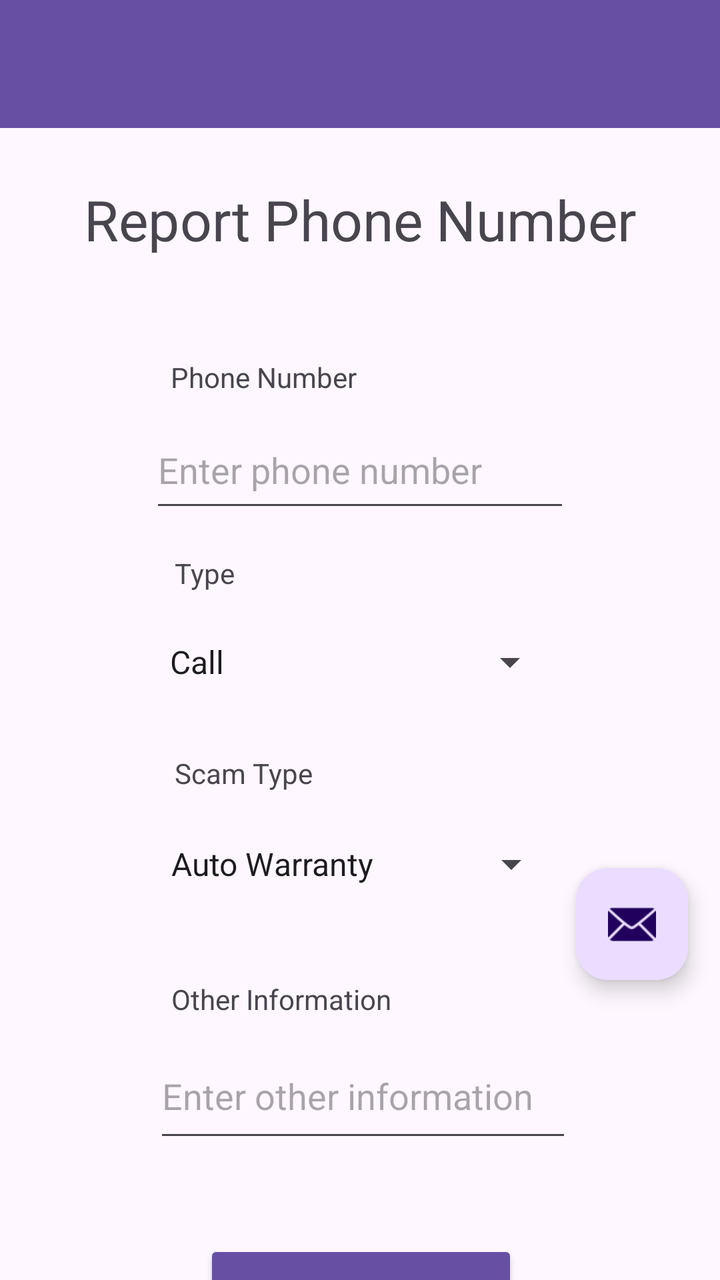
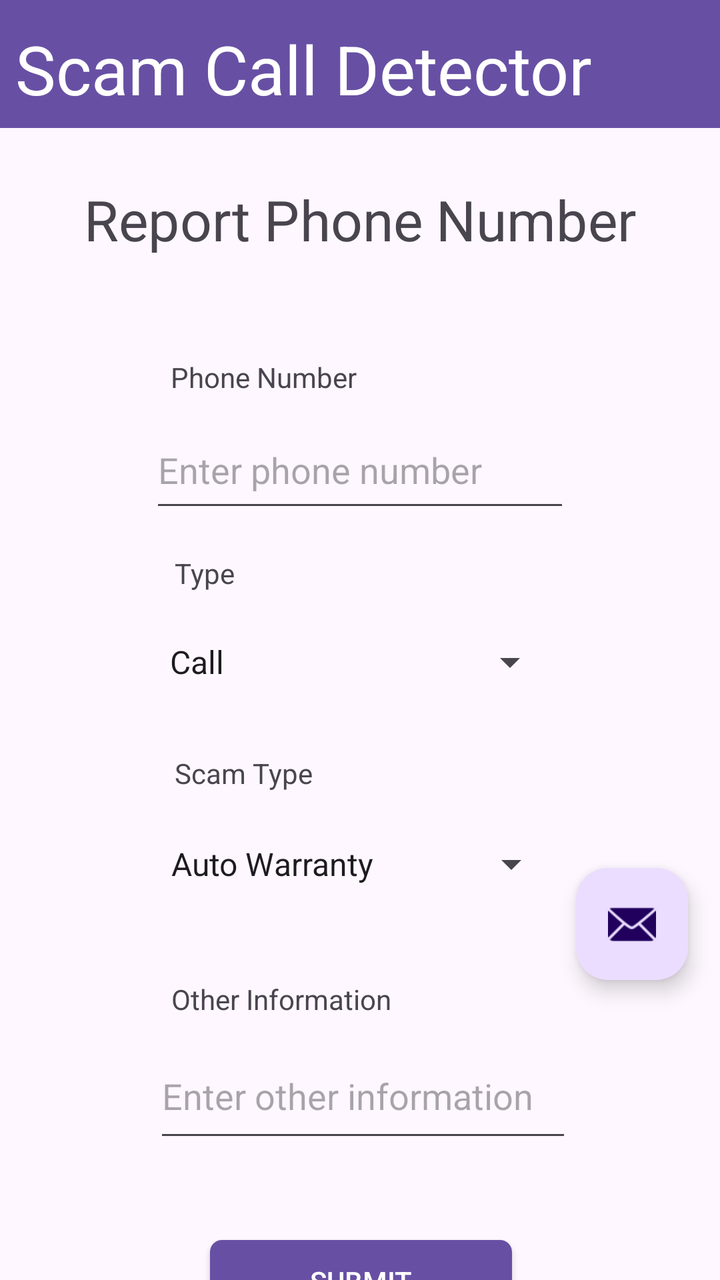

Compare the two renders of this Android layout. The source of the first and the diff that turns it into the second are given below.
<!-- AndroidManifest.xml: application theme Theme.ScamCallDetector -->
<!-- res/layout/activity_report_phone_number.xml -->
<?xml version="1.0" encoding="utf-8"?>
<androidx.constraintlayout.widget.ConstraintLayout xmlns:android="http://schemas.android.com/apk/res/android"
    xmlns:app="http://schemas.android.com/apk/res-auto"
    xmlns:tools="http://schemas.android.com/tools"
    android:id="@+id/main"
    android:layout_width="match_parent"
    android:layout_height="match_parent"
    tools:context=".ReportPhoneNumber">

    <include layout="@layout/nav_bars" />

    <androidx.constraintlayout.widget.ConstraintLayout
        android:layout_width="match_parent"
        android:layout_height="match_parent"
        tools:layout_editor_absoluteX="16dp"
        tools:layout_editor_absoluteY="-16dp">

        <EditText
            android:id="@+id/phone_number"
            android:layout_width="210dp"
            android:layout_height="55dp"
            android:layout_marginTop="8dp"
            android:ems="10"
            android:hint="@string/enter_phone"
            android:inputType="phone"
            app:layout_constraintEnd_toEndOf="parent"
            app:layout_constraintStart_toStartOf="parent"
            app:layout_constraintTop_toBottomOf="@+id/textView" />

        <EditText
            android:id="@+id/other_information"
            android:layout_width="209dp"
            android:layout_height="59dp"
            android:layout_marginTop="8dp"
            android:ems="10"
            android:hint="@string/enter_info"
            android:inputType="text|textLongMessage"
            app:layout_constraintEnd_toEndOf="parent"
            app:layout_constraintHorizontal_bias="0.509"
            app:layout_constraintStart_toStartOf="parent"
            app:layout_constraintTop_toBottomOf="@+id/textView3" />

        <TextView
            android:id="@+id/textView"
            android:layout_width="wrap_content"
            android:layout_height="wrap_content"
            android:layout_marginTop="60dp"
            android:layout_marginBottom="8dp"
            android:text="@string/phone_number"
            app:layout_constraintBottom_toTopOf="@+id/phone_number"
            app:layout_constraintEnd_toEndOf="parent"
            app:layout_constraintHorizontal_bias="0.32"
            app:layout_constraintStart_toStartOf="parent"
            app:layout_constraintTop_toBottomOf="@+id/textView4" />

        <TextView
            android:id="@+id/textView3"
            android:layout_width="wrap_content"
            android:layout_height="wrap_content"
            android:layout_marginTop="17dp"
            android:text="@string/other_information"
            app:layout_constraintBottom_toTopOf="@+id/other_information"
            app:layout_constraintEnd_toEndOf="parent"
            app:layout_constraintHorizontal_bias="0.342"
            app:layout_constraintStart_toStartOf="parent"
            app:layout_constraintTop_toBottomOf="@+id/scam_type" />

        <Spinner
            android:id="@+id/scam_type"
            android:layout_width="202dp"
            android:layout_height="48dp"
            android:layout_marginTop="12dp"
            android:layout_marginBottom="17dp"
            android:entries="@array/ScamTypes"
            android:spinnerMode="dropdown"
            app:layout_constraintBottom_toTopOf="@+id/textView3"
            app:layout_constraintEnd_toEndOf="parent"
            app:layout_constraintHorizontal_bias="0.492"
            app:layout_constraintStart_toStartOf="parent"
            app:layout_constraintTop_toBottomOf="@+id/textView2"
            app:layout_constraintVertical_bias="0.41000003" />

        <Spinner
            android:id="@+id/number_type"
            android:layout_width="202dp"
            android:layout_height="48dp"
            android:layout_marginTop="8dp"
            android:layout_marginBottom="132dp"
            android:entries="@array/NumberType"
            android:spinnerMode="dropdown"
            app:layout_constraintBottom_toTopOf="@+id/textView3"
            app:layout_constraintEnd_toEndOf="parent"
            app:layout_constraintHorizontal_bias="0.488"
            app:layout_constraintStart_toStartOf="parent"
            app:layout_constraintTop_toBottomOf="@+id/textView5" />

        <TextView
            android:id="@+id/textView2"
            android:layout_width="wrap_content"
            android:layout_height="wrap_content"
            android:layout_marginTop="81dp"
            android:text="@string/scam_type"
            app:layout_constraintEnd_toEndOf="parent"
            app:layout_constraintHorizontal_bias="0.3"
            app:layout_constraintStart_toStartOf="parent"
            app:layout_constraintTop_toBottomOf="@+id/textView5" />

        <TextView
            android:id="@+id/textView5"
            android:layout_width="wrap_content"
            android:layout_height="wrap_content"
            android:layout_marginTop="16dp"
            android:text="@string/number_type"
            app:layout_constraintEnd_toEndOf="parent"
            app:layout_constraintHorizontal_bias="0.265"
            app:layout_constraintStart_toStartOf="parent"
            app:layout_constraintTop_toBottomOf="@+id/phone_number" />

        <Button
            android:id="@+id/submit_phone"
            style="@style/Widget.AppCompat.Button.Colored"
            android:layout_width="157dp"
            android:layout_height="66dp"
            android:layout_marginStart="128dp"
            android:layout_marginTop="44dp"
            android:layout_marginEnd="127dp"
            android:onClick="@string/go_home"
            android:text="@string/submit"
            app:layout_constraintEnd_toEndOf="parent"
            app:layout_constraintStart_toStartOf="parent"
            app:layout_constraintTop_toBottomOf="@+id/other_information" />

        <TextView
            android:id="@+id/textView4"
            android:layout_width="wrap_content"
            android:layout_height="wrap_content"
            android:layout_marginTop="100dp"
            android:scaleX="2"
            android:scaleY="2"
            android:text="Report Phone Number"
            app:layout_constraintBottom_toTopOf="@+id/textView"
            app:layout_constraintEnd_toEndOf="parent"
            app:layout_constraintStart_toStartOf="parent"
            app:layout_constraintTop_toTopOf="parent"
            app:layout_constraintVertical_bias="0.76" />

        <com.google.android.material.floatingactionbutton.FloatingActionButton
            android:id="@+id/fab"
            android:layout_width="wrap_content"
            android:layout_height="wrap_content"
            android:layout_gravity="bottom|end"
            android:layout_marginEnd="@dimen/fab_margin"
            android:layout_marginBottom="150dp"
            app:layout_constraintBottom_toBottomOf="parent"
            app:layout_constraintEnd_toEndOf="parent"
            app:srcCompat="@android:drawable/ic_dialog_email" />

    </androidx.constraintlayout.widget.ConstraintLayout>
</androidx.constraintlayout.widget.ConstraintLayout>
<!-- res/layout/nav_bars.xml (included above) -->
<?xml version="1.0" encoding="utf-8"?>
<androidx.constraintlayout.widget.ConstraintLayout xmlns:android="http://schemas.android.com/apk/res/android"
    xmlns:app="http://schemas.android.com/apk/res-auto"
    xmlns:tools="http://schemas.android.com/tools"
    android:layout_width="match_parent"
    android:layout_height="match_parent">

    <androidx.appcompat.widget.Toolbar
        android:id="@+id/toolbar3"
        android:layout_width="match_parent"
        android:layout_height="wrap_content"
        android:background="?attr/colorPrimary"
        android:minHeight="?attr/actionBarSize"
        android:theme="?attr/actionBarTheme"
        app:layout_constraintBottom_toBottomOf="parent"
        app:layout_constraintEnd_toEndOf="parent"
        app:layout_constraintHorizontal_bias="1.0"
        app:layout_constraintStart_toStartOf="parent"
        app:layout_constraintTop_toTopOf="parent"
        app:layout_constraintVertical_bias="0.0" />

    <com.google.android.material.bottomnavigation.BottomNavigationView
        android:id="@+id/bottomNavigationView"
        android:layout_width="match_parent"
        android:layout_height="wrap_content"
        android:layout_marginTop="586dp"
        app:labelVisibilityMode="labeled"
        app:layout_constraintBottom_toBottomOf="parent"
        app:layout_constraintEnd_toEndOf="parent"
        app:layout_constraintHorizontal_bias="0.0"
        app:layout_constraintStart_toStartOf="parent"
        app:layout_constraintTop_toBottomOf="@+id/toolbar3"
        app:layout_constraintVertical_bias="1.0"
        app:menu="@menu/menu_scam_call" />

</androidx.constraintlayout.widget.ConstraintLayout>
<!-- resources referenced by this layout -->
<resources>
  <string-array name="NumberType">
          <item>Call</item>
          <item>Text</item>
      </string-array>
  <string-array name="ScamTypes">
          <item>Auto Warranty</item>
          <item>Bank</item>
          <item>"Can You Hear Me"</item>
          <item>Charity</item>
          <item>Discount</item>
          <item>Family Emergency</item>
          <item>Health/Life Insurance</item>
          <item>Identity Theft</item>
          <item>Neighbor Spoofing</item>
          <item>Phishing</item>
          <item>Political</item>
          <item>Requesting Money</item>
          <item>Social Security Number</item>
          <item>Tech Support</item>
          <item>Voicemail</item>
          <item>Other</item>
      </string-array>
  <dimen name="fab_margin">16dp</dimen>
  <string name="enter_info">Enter other information</string>
  <string name="enter_phone">Enter phone number</string>
  <string name="go_home">Home</string>
  <string name="number_type">Type</string>
  <string name="other_information">Other Information</string>
  <string name="phone_number">Phone Number</string>
  <string name="scam_type">Scam Type</string>
  <string name="submit">Submit</string>
  <style name="Theme.ScamCallDetector" parent="Base.Theme.ScamCallDetector" />
  <style name="Base.Theme.ScamCallDetector" parent="Theme.Material3.DayNight.NoActionBar">
          
          
      </style>
</resources>

<!-- the commit's change to res/layout/activity_report_phone_number.xml (unified diff, before → after) -->
@@ -119,11 +119,12 @@
         <Button
             android:id="@+id/submit_phone"
             style="@style/Widget.AppCompat.Button.Colored"
-            android:layout_width="157dp"
-            android:layout_height="66dp"
+            android:layout_width="151dp"
+            android:layout_height="41dp"
             android:layout_marginStart="128dp"
             android:layout_marginTop="44dp"
             android:layout_marginEnd="127dp"
+            android:background="@drawable/button_background"
             android:onClick="@string/go_home"
             android:text="@string/submit"
             app:layout_constraintEnd_toEndOf="parent"
@@ -193,4 +194,18 @@
         app:layout_constraintVertical_bias="1.0"
         app:menu="@menu/menu_scam_call" />
 
+    <TextView
+        android:id="@+id/textView6"
+        android:layout_width="304dp"
+        android:layout_height="51dp"
+        android:text="Scam Call Detector"
+        android:textColor="@color/white"
+        android:textSize="34sp"
+        app:layout_constraintBottom_toBottomOf="@+id/toolbar3"
+        app:layout_constraintEnd_toEndOf="parent"
+        app:layout_constraintHorizontal_bias="0.136"
+        app:layout_constraintStart_toStartOf="parent"
+        app:layout_constraintTop_toTopOf="parent"
+        app:layout_constraintVertical_bias="0.888" />
+
 </androidx.constraintlayout.widget.ConstraintLayout>
<!-- resource entries referenced after the edit -->
@@ -22,7 +22,9 @@
           <item>Voicemail</item>
           <item>Other</item>
       </string-array>
+  <color name="white">#FFFFFFFF</color>
   <dimen name="fab_margin">16dp</dimen>
+  <!-- drawable button_background: vector/xml drawable (drawable, 3114 chars, omitted) -->
   <string name="enter_info">Enter other information</string>
   <string name="enter_phone">Enter phone number</string>
   <string name="go_home">Home</string>
